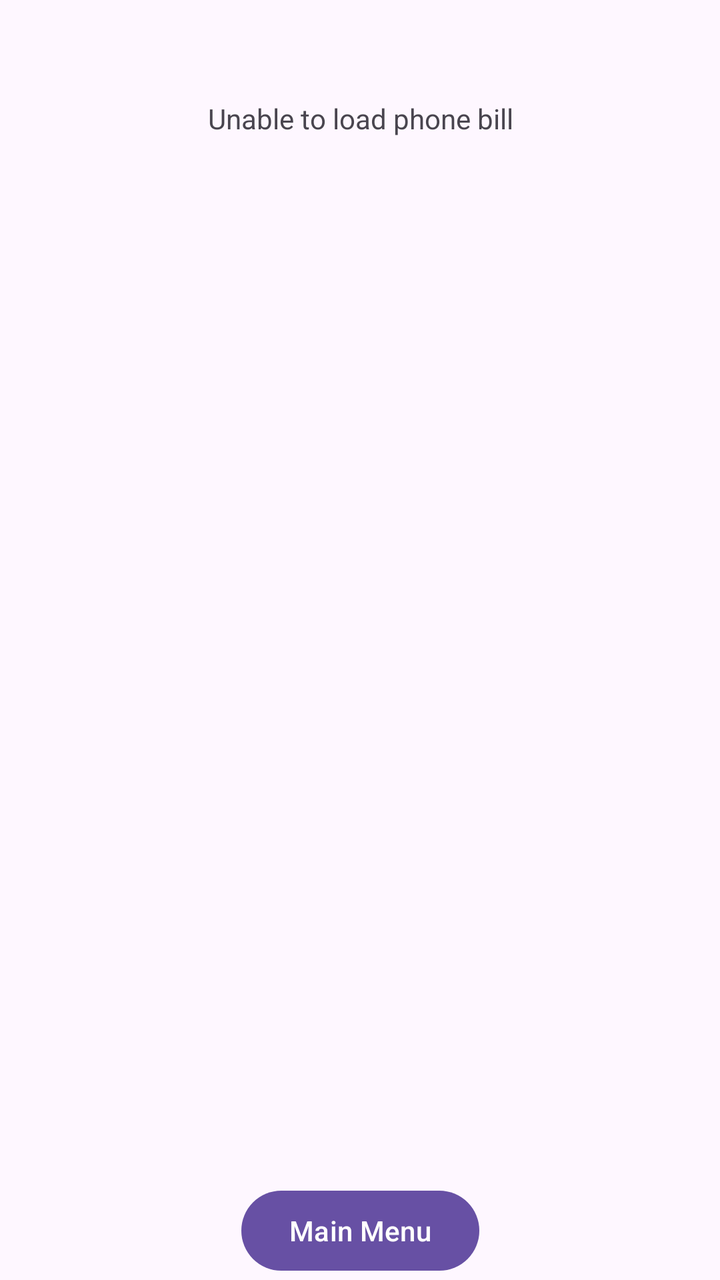
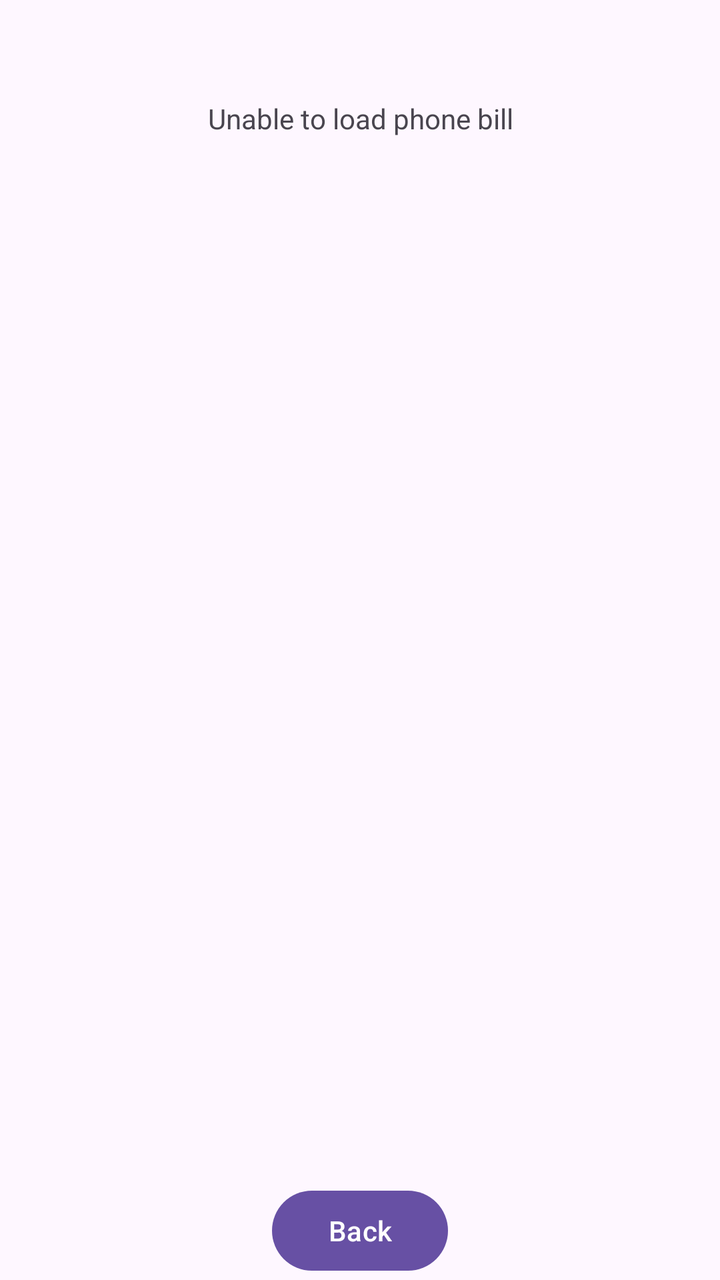

Two renders of the same Android screen: before a commit and after it. Below are the layout's source before the change and the commit's diff.
<!-- AndroidManifest.xml: application theme Theme.PhoneBill -->
<!-- res/layout/activity_quick_display.xml -->
<?xml version="1.0" encoding="utf-8"?>
<androidx.constraintlayout.widget.ConstraintLayout xmlns:android="http://schemas.android.com/apk/res/android"
    xmlns:app="http://schemas.android.com/apk/res-auto"
    xmlns:tools="http://schemas.android.com/tools"
    android:id="@+id/main"
    android:layout_width="match_parent"
    android:layout_height="match_parent"
    tools:context=".QuickDisplayActivity">

    <TextView
        android:id="@+id/quickDisplayCustomer"
        android:layout_width="match_parent"
        android:layout_height="wrap_content"
        android:layout_marginStart="16dp"
        android:layout_marginEnd="16dp"
        android:text="@string/load_phone_bill_failed_test"
        android:textAlignment="center"
        app:layout_constraintBottom_toTopOf="@+id/quickDisplayPhoneCallListView"
        app:layout_constraintEnd_toEndOf="parent"
        app:layout_constraintStart_toStartOf="parent"
        app:layout_constraintTop_toTopOf="parent" />

    <ListView
        android:id="@+id/quickDisplayPhoneCallListView"
        android:layout_width="380dp"
        android:layout_height="472dp"
        android:layout_marginStart="16dp"
        android:layout_marginEnd="16dp"
        app:layout_constraintBottom_toBottomOf="parent"
        app:layout_constraintEnd_toEndOf="parent"
        app:layout_constraintHorizontal_bias="1.0"
        app:layout_constraintStart_toStartOf="parent"
        app:layout_constraintTop_toBottomOf="@id/quickDisplayCustomer" />

    <Button
        android:id="@+id/quickDisplayReturnToMainMenuButton"
        android:layout_width="wrap_content"
        android:layout_height="wrap_content"
        android:text="@string/back_to_main"
        android:onClick="goBackToMainActivity"
        app:layout_constraintBottom_toBottomOf="parent"
        app:layout_constraintEnd_toEndOf="parent"
        app:layout_constraintStart_toStartOf="parent"
        app:layout_constraintTop_toBottomOf="@+id/quickDisplayPhoneCallListView" />

</androidx.constraintlayout.widget.ConstraintLayout>
<!-- resources referenced by this layout -->
<resources>
  <string name="back_to_main">Main Menu</string>
  <string name="load_phone_bill_failed_test">Unable to load phone bill</string>
  <style name="Theme.PhoneBill" parent="Base.Theme.PhoneBill" />
  <style name="Base.Theme.PhoneBill" parent="Theme.Material3.DayNight.NoActionBar">
          
          
      </style>
</resources>

<!-- the commit's change to res/layout/activity_quick_display.xml (unified diff, before → after) -->
@@ -33,11 +33,11 @@
         app:layout_constraintTop_toBottomOf="@id/quickDisplayCustomer" />
 
     <Button
-        android:id="@+id/quickDisplayReturnToMainMenuButton"
+        android:id="@+id/backButton"
         android:layout_width="wrap_content"
         android:layout_height="wrap_content"
-        android:text="@string/back_to_main"
         android:onClick="goBackToMainActivity"
+        android:text="Back"
         app:layout_constraintBottom_toBottomOf="parent"
         app:layout_constraintEnd_toEndOf="parent"
         app:layout_constraintStart_toStartOf="parent"
<!-- resource entries referenced after the edit -->
@@ -1,6 +1,5 @@
 <!-- resources referenced by this layout -->
 <resources>
-  <string name="back_to_main">Main Menu</string>
   <string name="load_phone_bill_failed_test">Unable to load phone bill</string>
   <style name="Theme.PhoneBill" parent="Base.Theme.PhoneBill" />
   <style name="Base.Theme.PhoneBill" parent="Theme.Material3.DayNight.NoActionBar">
